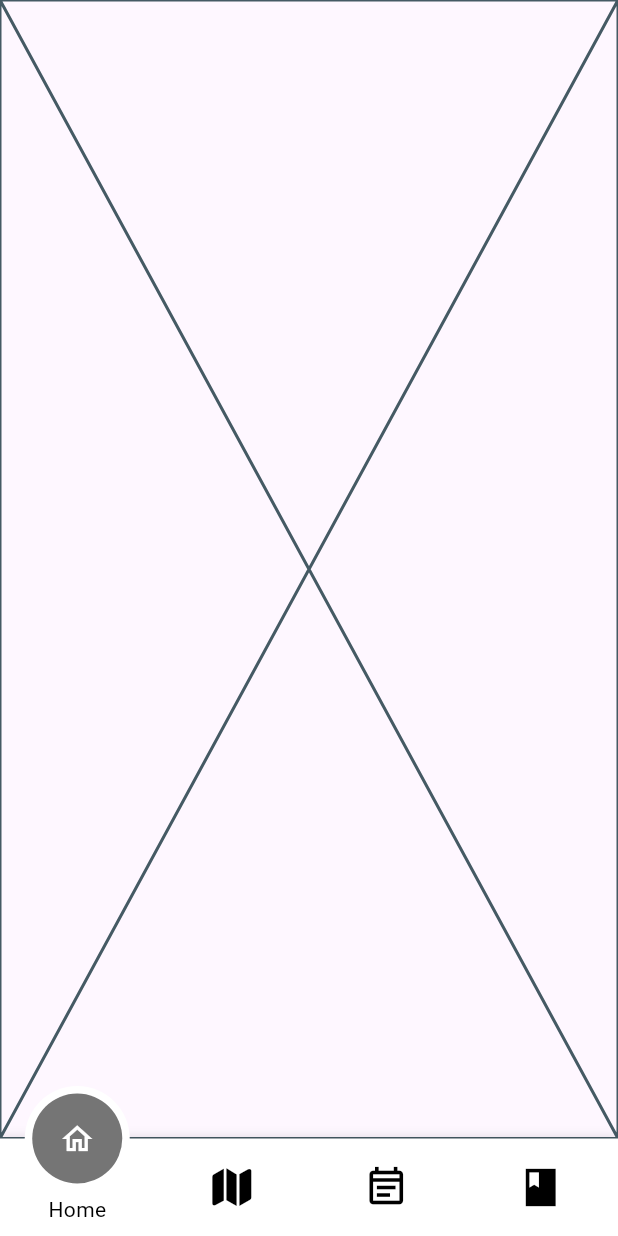
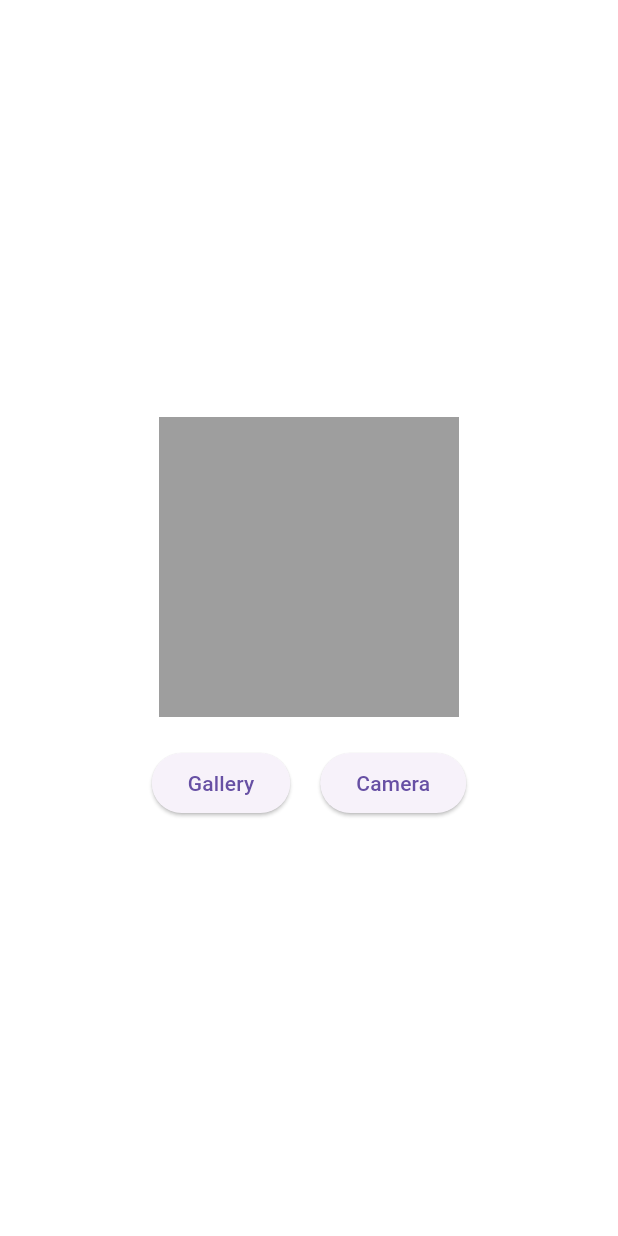
Before and after one commit to goycea/sc_24_project, a Flutter app: the screen it shows after launch, on a phone screen of 412 x 824 dp. Run offline on Flutter 3.47's test engine with Material 3 defaults, Android fonts, the light colour scheme and no system bars; drawn by our look-alikes of motion_tab_bar_v2; our stand-ins replace cloud_firestore, firebase_core, google_maps_flutter, hive_flutter, image_picker; accounts and stored records are empty.

Commit message:
Camera implementation done without ui

```diff
--- a/lib/main.dart
+++ b/lib/main.dart
@@ -1,6 +1,8 @@
+
 import 'package:flutter/material.dart';
 import 'package:hive_flutter/hive_flutter.dart';
-import 'package:sc_24_project/services/firestore.dart';
+import 'package:sc_24_project/views/camera_view.dart';
+
 import 'package:sc_24_project/views/motion_tab_bar.dart';
 
 import 'package:firebase_core/firebase_core.dart';
@@ -8,11 +10,13 @@ import 'firebase_options.dart';
 
 late Box userBox;
 Future<void> main() async {
+  WidgetsFlutterBinding.ensureInitialized();
   await Hive.initFlutter();
   userBox = await Hive.openBox("user");
   await Firebase.initializeApp(
   options: DefaultFirebaseOptions.currentPlatform,
 );
+
   runApp(const MyApp());
 }
 
@@ -36,7 +40,7 @@ class _MyAppState extends State<MyApp> {
 
     return MaterialApp(
       debugShowCheckedModeBanner: false,
-      home: MotionTabBarPage(),
+      home: CamerPage(),
       );
   }
 }
--- /dev/null
+++ b/lib/views/camera_view.dart
@@ -0,0 +1,71 @@
+
+import 'dart:io';
+
+import 'package:flutter/material.dart';
+import 'package:image_picker/image_picker.dart';
+
+class CamerPage extends StatefulWidget {
+  const CamerPage({super.key});
+
+
+  @override
+  State<CamerPage> createState() => _CamerPageState();
+}
+
+class _CamerPageState extends State<CamerPage> {
+
+  File? selectedImage;
+  @override
+  Widget build(BuildContext context) {
+    return Container(child: Center(child: Column(
+      mainAxisAlignment: MainAxisAlignment.center,
+
+      children: [
+        Container(
+          height: 200,
+          width: 200,
+          decoration: BoxDecoration(
+            color: Colors.grey,
+            image: selectedImage != null ? DecorationImage(image: FileImage(selectedImage!), fit: BoxFit.cover) : null,
+          ),
+        ),
+        const SizedBox(height: 20,),
+        Row(
+          mainAxisAlignment: MainAxisAlignment.center,
+          children: [
+            ElevatedButton(onPressed: (){
+              _pickImagefromGallery().then((value) => print('Image Picked')
+              );
+
+            }, child: Text('Gallery')),
+            const SizedBox(width: 20,),
+            ElevatedButton(onPressed: (){
+              _pickImagefromCamera();
+            }, child: Text('Camera')),
+          ],
+        ),
+      ],
+    ),),);
+  }
+
+  Future _pickImagefromGallery() async {
+  final image = await ImagePicker().pickImage(source: ImageSource.gallery);
+
+  setState(() {
+    selectedImage = File(image!.path);
+  });
+
+  //return File(image!.path);
+}
+
+Future _pickImagefromCamera() async {
+  final image = await ImagePicker().pickImage(source: ImageSource.camera);
+
+  setState(() {
+    selectedImage = File(image!.path);
+  });
+
+  //return File(image!.path);
+}
+
+}
--- a/pubspec.yaml
+++ b/pubspec.yaml
@@ -41,6 +41,10 @@ dependencies:
   google_maps_flutter: ^2.5.3
   firebase_core: ^2.25.4
   cloud_firestore: ^4.15.4
+  camera: ^0.10.5+9
+  path_provider: ^2.1.2
+  path: ^1.8.3
+  image_picker: ^1.0.7
 
 dev_dependencies:
   flutter_test:
```
Also changed, not shown: pubspec.lock, 7 other files.
